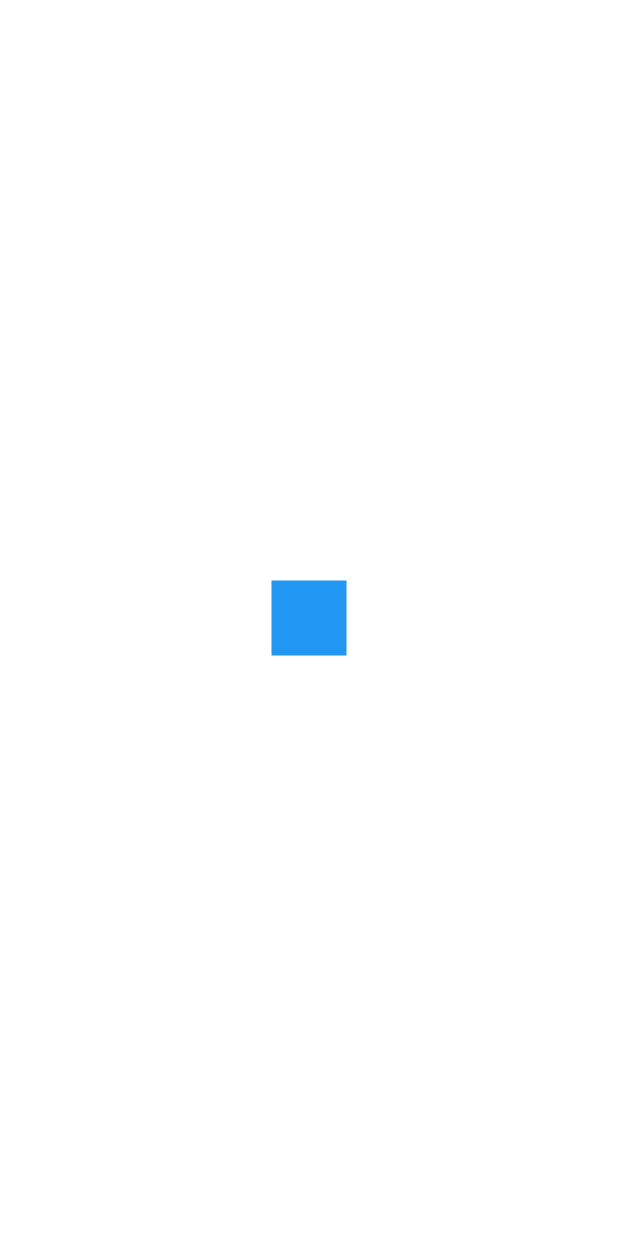
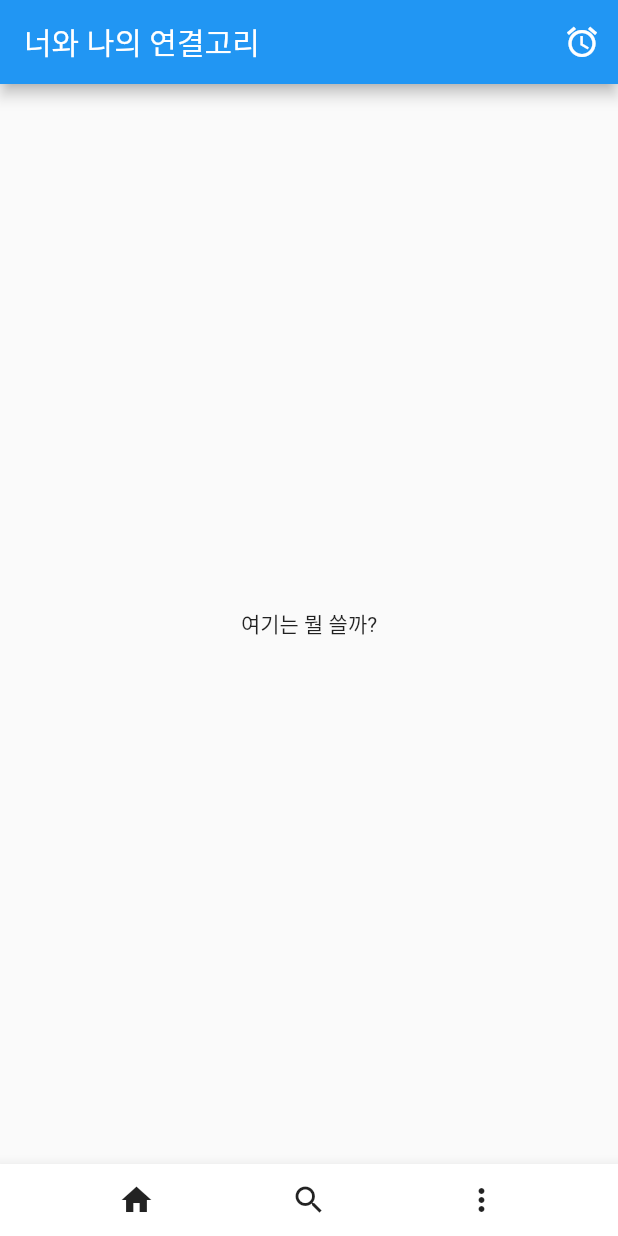
Before and after one commit to HYUKSKEE/contact_app, a Flutter app: the screen it shows after launch, on a phone screen of 412 x 824 dp. Run offline on Flutter 3.47's test engine with Material 2 defaults, Android fonts, the phone set to English and light mode, and no system bars.

Commit message:
scaffold tuto

```diff
--- a/lib/main.dart
+++ b/lib/main.dart
@@ -11,10 +11,43 @@ class MyApp extends StatelessWidget {
   Widget build(BuildContext context){
 
     return MaterialApp(
-      home : Center(
-        child: Container(width : 50, height: 50, color : Colors.blue,)
-      )
-    );
-
+      home :  Scaffold(
+        appBar: AppBar(
+          title: const Text('너와 나의 연결고리'),
+          actions: <Widget>[
+            IconButton(
+              icon: const Icon(Icons.access_alarm),
+              tooltip: 'Show alarm Snackbar',
+              onPressed: () {
+                // debugPrint('hi');
+              ScaffoldMessenger.of(context).showSnackBar(
+                  const SnackBar(content: Text('This is a snackbar')));
+            },
+          )
+        ],),
+        body: const Center(
+          child : Text('여기는 뭘 쓸까?')
+        ),
+        bottomNavigationBar: BottomAppBar(
+          child: Row(
+            mainAxisAlignment: MainAxisAlignment.spaceEvenly,
+            children: [
+              IconButton(
+                icon: const Icon(Icons.home),
+                onPressed: () {},
+              ),
+              IconButton(
+                icon: const Icon(Icons.search),
+                onPressed: () {},
+              ),
+              IconButton(
+                icon: const Icon(Icons.more_vert),
+                onPressed: () {},
+              )
+            ],
+          )
+        )
+        ),
+      );
   }
 }
```
Also changed, not shown: assets/nike.png (deleted).
